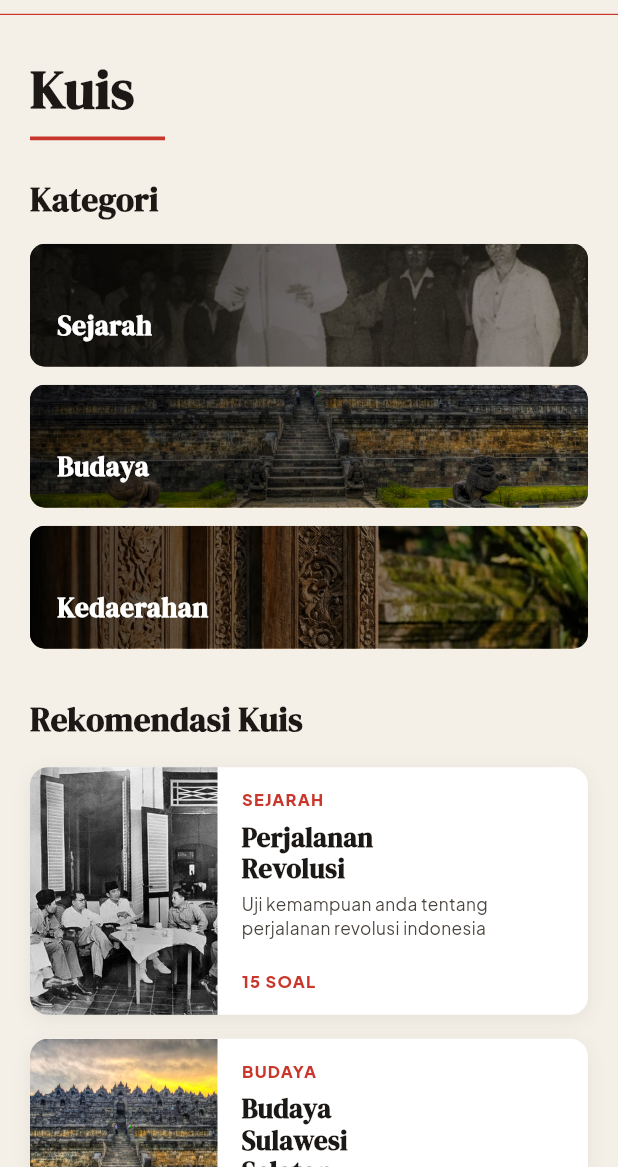
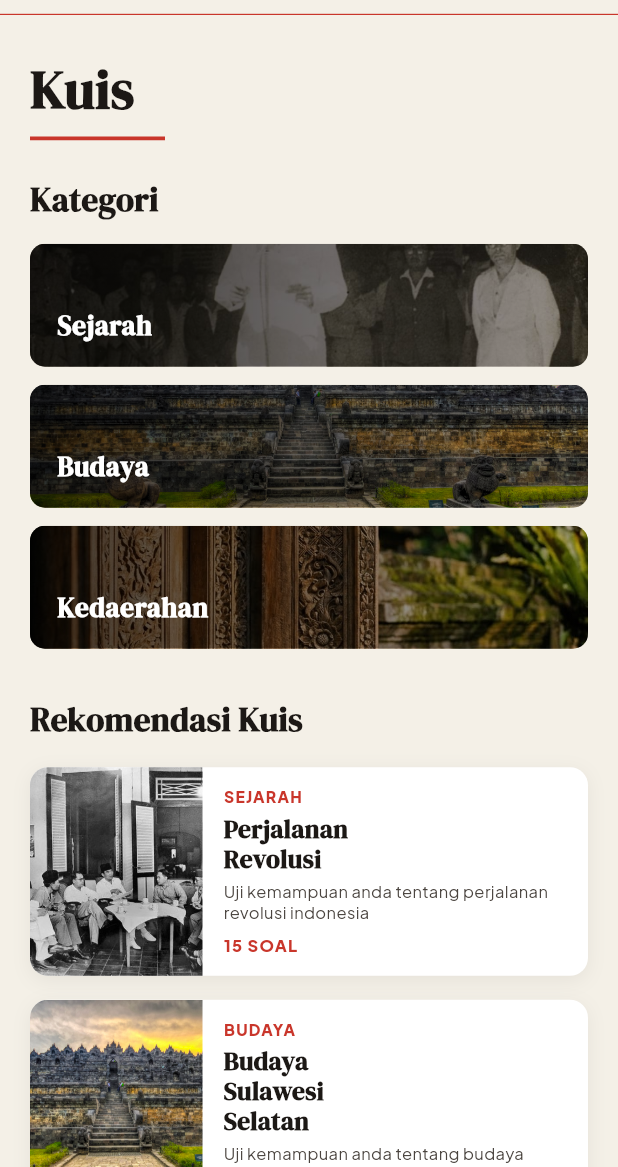
Before and after one commit to ShineyVamp/RenjanaApp, a Flutter app: the QuizPage screen opened directly, on a phone screen of 412 x 824 dp, the part 69-1236 px from its top. Run offline on Flutter 3.47's test engine with Material 3 defaults, Android fonts, the light colour scheme and no system bars; our stand-ins replace device_preview, google_fonts, lottie, sqflite; accounts and stored records are empty; statements that could not run were skipped.

Commit message:
feat: benerin error overflow nya

```diff
--- a/lib/main.dart
+++ b/lib/main.dart
@@ -1,3 +1,5 @@
+import 'package:device_preview/device_preview.dart';
+import 'package:device_preview/presets.dart';
 import 'package:flutter/material.dart';
 import 'package:intl/date_symbol_data_local.dart';
 import 'package:renjana/presentation/main/main_page.dart';
@@ -9,10 +11,10 @@ void main() async {
   // WidgetsFlutterBinding.ensureInitialized();
   await initializeDateFormatting('id_ID', null);
 
-  // DevicePreview.enable();
-  // final c = DevicePreview.controller;
-  // await c.applyPreset(DevicePresets.iPhone16e);
-  // await c.setOrientation(Orientation.portrait);
+  DevicePreview.enable();
+  final c = DevicePreview.controller;
+  await c.applyPreset(DevicePresets.iPhone16e);
+  await c.setOrientation(Orientation.portrait);
 
   runApp(const RenjanaApp());
 }
--- a/lib/presentation/quiz/quiz_page.dart
+++ b/lib/presentation/quiz/quiz_page.dart
@@ -7,12 +7,7 @@ import '../../data/models/quiz_model.dart';
 class QuizPage extends StatelessWidget {
   const QuizPage({super.key});
 
-  // Kategori data
-  static const List<String> _categories = [
-    'Sejarah',
-    'Budaya',
-    'Kedaerahan',
-  ];
+  static const List<String> _categories = ['Sejarah', 'Budaya', 'Kedaerahan'];
 
   static const List<String> _categoryImages = [
     'assets/images/170845history.png',
@@ -20,7 +15,6 @@ class QuizPage extends StatelessWidget {
     'assets/images/onboardin1.jpg',
   ];
 
-  // Rekomendasi kuis menggunakan QuizSQLModel
   static final List<QuizSQLModel> _recommendations = [
     QuizSQLModel(
       kategori: 'SEJARAH',
@@ -48,28 +42,18 @@ class QuizPage extends StatelessWidget {
     ),
   ];
 
-  static const List<String> _totalQuestions = [
-    '15 SOAL',
-    '10 SOAL',
-    '10 SOAL',
-  ];
+  static const List<String> _totalQuestions = ['15 SOAL', '10 SOAL', '10 SOAL'];
 
   @override
   Widget build(BuildContext context) {
-    return Scaffold(
+    return ConstrainedBox(
+      constraints: BoxConstraints(maxWidth: 800),
+      child: Scaffold(
         backgroundColor: AppColors.background,
         appBar: AppBar(
           backgroundColor: AppColors.background,
           surfaceTintColor: AppColors.background,
           elevation: 0,
-        leading: IconButton(
-          icon: const Icon(Icons.arrow_back, color: AppColors.textPrimary),
-          onPressed: () {
-            if (Navigator.canPop(context)) {
-              Navigator.pop(context);
-            }
-          },
-        ),
           centerTitle: true,
           title: Row(
             mainAxisSize: MainAxisSize.min,
@@ -91,7 +75,6 @@ class QuizPage extends StatelessWidget {
           child: Column(
             crossAxisAlignment: CrossAxisAlignment.start,
             children: [
-            // Header: Kuis
               Text(
                 'Kuis',
                 style: GoogleFonts.dmSerifDisplay(
@@ -101,14 +84,9 @@ class QuizPage extends StatelessWidget {
                 ),
               ),
               const SizedBox(height: 6),
-            Container(
-              height: 2.5,
-              width: 90,
-              color: AppColors.primary,
-            ),
+              Container(height: 2.5, width: 90, color: AppColors.primary),
               const SizedBox(height: 24),
 
-            // Kategori
               Text(
                 'Kategori',
                 style: GoogleFonts.dmSerifDisplay(
@@ -119,7 +97,7 @@ class QuizPage extends StatelessWidget {
               ),
               const SizedBox(height: 14),
 
-            // Card Kategori menggunakan List.generate
+              // kategori card
               Column(
                 children: List.generate(_categories.length, (index) {
                   return Padding(
@@ -142,7 +120,7 @@ class QuizPage extends StatelessWidget {
 
               const SizedBox(height: 20),
 
-            // Rekomendasi Kuis
+              // rekomendasi kuis
               Text(
                 'Rekomendasi Kuis',
                 style: GoogleFonts.dmSerifDisplay(
@@ -153,7 +131,6 @@ class QuizPage extends StatelessWidget {
               ),
               const SizedBox(height: 16),
 
-            // Rekomendasi Kuis menggunakan List.generate & QuizSQLModel
               Column(
                 children: List.generate(_recommendations.length, (index) {
                   final quiz = _recommendations[index];
@@ -181,13 +158,10 @@ class QuizPage extends StatelessWidget {
             ],
           ),
         ),
+      ),
     );
   }
 }
-
-// ---------------------------------------------------------------------------
-// Card Widgets (Diletakkan dalam 1 file)
-// ---------------------------------------------------------------------------
 
 class _QuizCategoryCard extends StatelessWidget {
   final String title;
@@ -213,13 +187,7 @@ class _QuizCategoryCard extends StatelessWidget {
           child: Stack(
             fit: StackFit.expand,
             children: [
-              // Background Image
-              Image.asset(
-                imagePath,
-                fit: BoxFit.cover,
-              ),
-
-              // Gradient Overlay
+              Image.asset(imagePath, fit: BoxFit.cover),
               Container(
                 decoration: BoxDecoration(
                   gradient: LinearGradient(
@@ -232,8 +200,6 @@ class _QuizCategoryCard extends StatelessWidget {
                   ),
                 ),
               ),
-
-              // Title Text
               Positioned(
                 left: 18,
                 bottom: 14,
@@ -270,7 +236,8 @@ class _QuizRecommendationCard extends StatelessWidget {
 
   @override
   Widget build(BuildContext context) {
-    final displayImage = imagePath ?? quiz.gambar ?? 'assets/images/rengasdengklok.jpg';
+    final displayImage =
+        imagePath ?? quiz.gambar ?? 'assets/images/rengasdengklok.jpg';
 
     return Container(
       decoration: BoxDecoration(
@@ -290,52 +257,51 @@ class _QuizRecommendationCard extends StatelessWidget {
         child: InkWell(
           onTap: onTap,
           borderRadius: BorderRadius.circular(12),
-          child: SizedBox(
-            height: 165,
+          child: IntrinsicHeight(
             child: Row(
               crossAxisAlignment: CrossAxisAlignment.stretch,
               children: [
-                // Left Image
+                // gambar
                 ClipRRect(
                   borderRadius: const BorderRadius.horizontal(
                     left: Radius.circular(12),
                   ),
                   child: SizedBox(
-                    width: 125,
-                    child: Image.asset(
-                      displayImage,
-                      fit: BoxFit.cover,
-                    ),
+                    width: 115,
+                    child: Image.asset(displayImage, fit: BoxFit.cover),
                   ),
                 ),
 
-                // Right Content
+                // deskripsi card
                 Expanded(
                   child: Padding(
                     padding: const EdgeInsets.symmetric(
-                      horizontal: 16,
-                      vertical: 14,
+                      horizontal: 14,
+                      vertical: 12,
                     ),
                     child: Column(
                       crossAxisAlignment: CrossAxisAlignment.start,
+                      mainAxisAlignment: MainAxisAlignment.spaceBetween,
                       children: [
-                        // Category Tag
+                        Column(
+                          crossAxisAlignment: CrossAxisAlignment.start,
+                          mainAxisSize: MainAxisSize.min,
+                          children: [
                             Text(
                               quiz.kategori.toUpperCase(),
                               style: GoogleFonts.plusJakartaSans(
-                            fontSize: 11,
+                                fontSize: 10.5,
                                 fontWeight: FontWeight.w800,
                                 color: AppColors.primary,
                                 letterSpacing: 0.8,
                               ),
                             ),
-                        const SizedBox(height: 6),
+                            const SizedBox(height: 4),
 
-                        // Title / Tema
                             Text(
                               quiz.tema,
                               style: GoogleFonts.dmSerifDisplay(
-                            fontSize: 18,
+                                fontSize: 17,
                                 fontWeight: FontWeight.bold,
                                 color: AppColors.textPrimary,
                                 height: 1.15,
@@ -343,23 +309,22 @@ class _QuizRecommendationCard extends StatelessWidget {
                               maxLines: 3,
                               overflow: TextOverflow.ellipsis,
                             ),
-                        const SizedBox(height: 6),
+                            const SizedBox(height: 4),
 
-                        // Description / Soal
                             Text(
                               quiz.soal,
                               style: GoogleFonts.plusJakartaSans(
-                            fontSize: 11.5,
+                                fontSize: 11,
                                 color: AppColors.textSecondary,
-                            height: 1.35,
+                                height: 1.3,
                               ),
                               maxLines: 2,
                               overflow: TextOverflow.ellipsis,
                             ),
+                          ],
+                        ),
+                        const SizedBox(height: 8),
 
-                        const Spacer(),
-
-                        // Footer (Total Questions)
                         Text(
                           totalQuestions,
                           style: GoogleFonts.plusJakartaSans(
```
Lines whose indentation alone changed are shown as unchanged.
